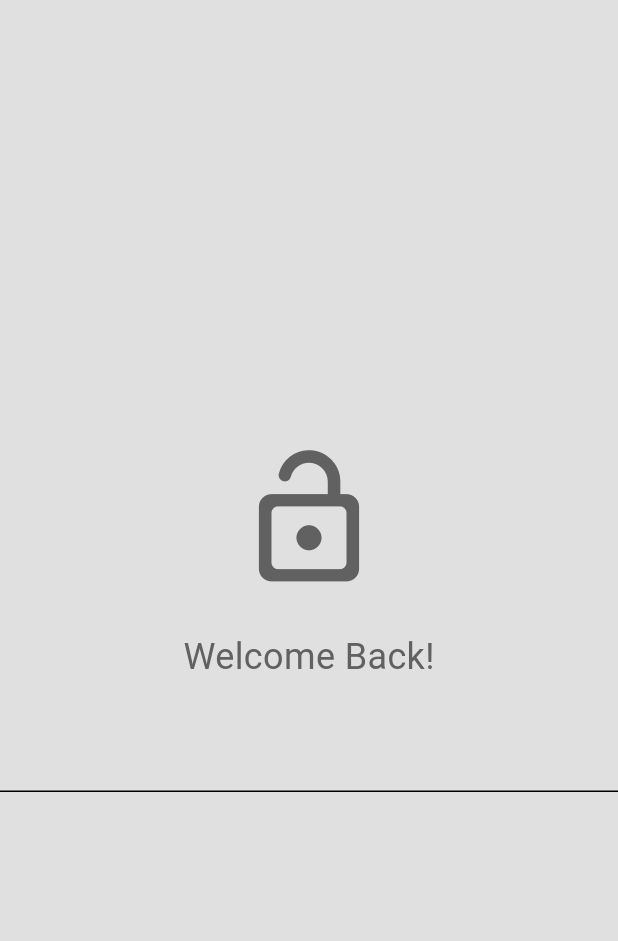
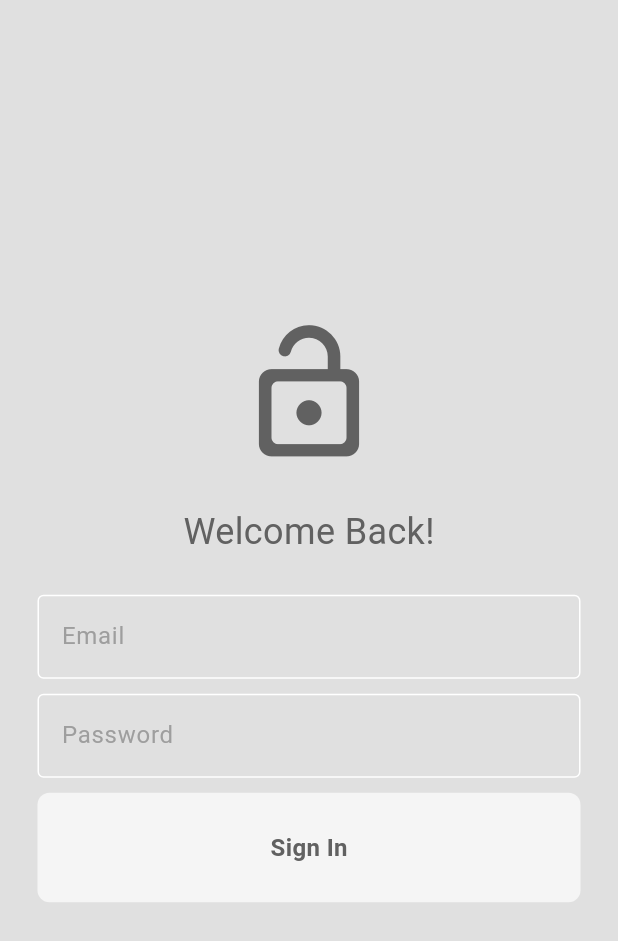
Before and after one commit to moh123adan/YumRun, a Flutter app: the screen it shows after launch, on a phone screen of 412 x 824 dp. Shown: the top 941 px of the screen. Run offline on Flutter 3.47's test engine with Material 3 defaults, Android fonts, the phone set to English and light mode, and no system bars.

Commit message:
added: all fields and the button of sign in

```diff
--- /dev/null
+++ b/lib/components/my_button.dart
@@ -0,0 +1,30 @@
+import "package:flutter/material.dart";
+
+class MyButton extends StatelessWidget {
+  final Function()? onTap;
+  final String text;
+
+  const MyButton({super.key, required this.text, required this.onTap});
+
+  @override
+  Widget build(BuildContext context) {
+    return GestureDetector(
+        onTap: onTap,
+        child: Container(
+            padding: const EdgeInsets.all(25),
+            margin: const EdgeInsets.symmetric(horizontal: 25),
+            decoration: BoxDecoration(
+              color: Theme.of(context).colorScheme.secondary,
+              borderRadius: BorderRadius.circular(8),
+            ),
+            child: Center(
+                child: Text(
+              text,
+              style: TextStyle(
+                fontWeight: FontWeight.bold,
+                color: Theme.of(context).colorScheme.inversePrimary,
+                fontSize: 16,
+              ),
+            ))));
+  }
+}
--- a/lib/components/my_textfield.dart
+++ b/lib/components/my_textfield.dart
@@ -0,0 +1,37 @@
+import 'package:flutter/material.dart';
+
+class MyTextfield extends StatelessWidget {
+  final TextEditingController controller;
+  final String hintText;
+  final bool obscureText;
+
+  const MyTextfield({
+    super.key,
+    required this.controller,
+    required this.hintText,
+    required this.obscureText, // Default value for obscureText
+  });
+
+  @override
+  Widget build(BuildContext context) {
+    return Padding(
+        padding: const EdgeInsets.symmetric(horizontal: 25.0),
+        child: TextField(
+          controller: controller,
+          obscureText: obscureText,
+          decoration: InputDecoration(
+              // hintText: hintText,
+              enabledBorder: OutlineInputBorder(
+                borderSide:
+                    BorderSide(color: Theme.of(context).colorScheme.tertiary),
+              ),
+              focusedBorder: OutlineInputBorder(
+                borderSide:
+                    BorderSide(color: Theme.of(context).colorScheme.primary),
+              ),
+              hintText: hintText,
+              hintStyle:
+                  TextStyle(color: Theme.of(context).colorScheme.primary)),
+        ));
+  }
+}
--- a/lib/main.dart
+++ b/lib/main.dart
@@ -17,7 +17,7 @@ class MyApp extends StatelessWidget {
   Widget build(BuildContext context) {
     return MaterialApp(
         debugShowCheckedModeBanner: false,
-        home: const LoginPage(),
+        home: LoginPage(),
         theme: Provider.of<ThemeProvider>(context).themeData);
   }
 }
--- a/lib/pages/login_page.dart
+++ b/lib/pages/login_page.dart
@@ -1,7 +1,13 @@
 import 'package:flutter/material.dart';
+import 'package:food_delivery_app/components/my_button.dart';
+import 'package:food_delivery_app/components/my_textfield.dart';
 
 class LoginPage extends StatelessWidget {
-  const LoginPage({super.key});
+  //text editing controller
+  final TextEditingController emailController = TextEditingController();
+  final TextEditingController passwordController = TextEditingController();
+
+  LoginPage({super.key});
 
   @override
   Widget build(BuildContext context) {
@@ -18,7 +24,7 @@ class LoginPage extends StatelessWidget {
                 color: Theme.of(context).colorScheme.inversePrimary,
               ),
               const SizedBox(height: 25),
-               Text(
+              Text(
                 'Welcome Back!',
                 style: TextStyle(
                   fontSize: 24,
@@ -28,13 +34,32 @@ class LoginPage extends StatelessWidget {
               const SizedBox(height: 25),
 
               //email text field
-               TextField()
+              MyTextfield(
+                controller: emailController,
+                hintText: "Email",
+                obscureText: false,
+              ),
 
-               //password text field
+              const SizedBox(height: 10),
 
-               //sign in button
+              //password text field
+              MyTextfield(
+                controller: passwordController,
+                hintText: "Password",
+                obscureText: true,
+              ),
 
-               //not a member? register now
+              const SizedBox(height: 10),
+
+              //sign in button
+              MyButton(
+                text: "Sign In",
+                onTap: () {},
+              ),
+
+              const SizedBox(height: 10),
+
+              //not a member? register now
             ],
           ),
         ));
```
